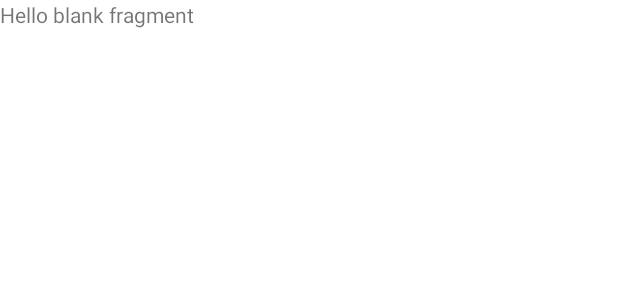
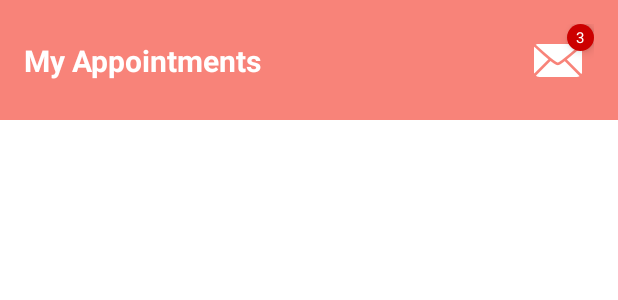
Before and after one commit to CrissNguyenKhanh/MyFinalProjectOfAndroid, an Android app: the layout fragment_notification_by_me.xml on its own in the app's theme, with its tools: preview values and no code run, on a phone screen of 412 x 824 dp. Shown: the top 300 px of the screen. Run offline under Robolectric (Android 15) with nearby library versions, the phone set to English and light mode, and no system bars.

Commit message:
change notification

```diff
--- a/app/src/main/res/layout/fragment_notification_by_me.xml
+++ b/app/src/main/res/layout/fragment_notification_by_me.xml
@@ -1,14 +1,75 @@
 <?xml version="1.0" encoding="utf-8"?>
 <androidx.constraintlayout.widget.ConstraintLayout xmlns:android="http://schemas.android.com/apk/res/android"
+    xmlns:app="http://schemas.android.com/apk/res-auto"
     xmlns:tools="http://schemas.android.com/tools"
     android:layout_width="match_parent"
     android:layout_height="match_parent"
     tools:context=".ui.fragments.notification.notificationByMeFragment">
 
-    <!-- TODO: Update blank fragment layout -->
-    <TextView
+    <!-- Header -->
+    <androidx.constraintlayout.widget.ConstraintLayout
+        android:id="@+id/headerLayout"
         android:layout_width="match_parent"
-        android:layout_height="match_parent"
-        android:text="@string/hello_blank_fragment" />
+        android:layout_height="wrap_content"
+        android:padding="16dp"
+        android:background="?attr/colorPrimary"
+        app:layout_constraintTop_toTopOf="parent">
+
+        <TextView
+            android:id="@+id/danhSachAppointment"
+            android:layout_width="0dp"
+            android:layout_height="wrap_content"
+            android:text="My Appointments"
+            android:textColor="@android:color/white"
+            android:textSize="20sp"
+            android:textStyle="bold"
+            app:layout_constraintStart_toStartOf="parent"
+            app:layout_constraintTop_toTopOf="parent"
+            app:layout_constraintBottom_toBottomOf="parent" />
+
+        <FrameLayout
+            android:id="@+id/notificationIconLayout"
+            android:layout_width="wrap_content"
+            android:layout_height="wrap_content"
+            app:layout_constraintEnd_toEndOf="parent"
+            app:layout_constraintTop_toTopOf="parent"
+            app:layout_constraintBottom_toBottomOf="parent">
+
+            <ImageButton
+                android:id="@+id/btnNotification"
+                android:layout_width="48dp"
+                android:layout_height="48dp"
+                android:background="?attr/selectableItemBackgroundBorderless"
+                android:src="@android:drawable/ic_dialog_email"
+                app:tint="@color/white" />
+
+            <!-- Badge -->
+            <TextView
+                android:id="@+id/badgeText"
+                android:layout_width="18dp"
+                android:layout_height="18dp"
+                android:layout_gravity="top|end"
+                android:background="@drawable/badge_background"
+                android:gravity="center"
+                android:text="3"
+                android:textColor="@android:color/white"
+                android:textSize="10sp"
+                android:visibility="visible"
+                android:elevation="4dp"
+                android:padding="1dp" />
+
+        </FrameLayout>
+
+    </androidx.constraintlayout.widget.ConstraintLayout>
+
+    <!-- RecyclerView hiển thị danh sách -->
+    <androidx.recyclerview.widget.RecyclerView
+        android:id="@+id/recyclerAppointments"
+        android:layout_width="match_parent"
+        android:layout_height="0dp"
+        android:padding="8dp"
+        app:layout_constraintTop_toBottomOf="@id/headerLayout"
+        app:layout_constraintBottom_toBottomOf="parent"
+        tools:listitem="@layout/item_appointment" />
 
 </androidx.constraintlayout.widget.ConstraintLayout>
```
Also changed, not shown: app/src/main/java/com/example/retrofitwrooom/adapter/appointmentAdapter.kt (+20 -7 lines), app/src/main/java/com/example/retrofitwrooom/ui/fragments/MainFragment.kt (+7 -1 lines), app/src/main/java/com/example/retrofitwrooom/ui/fragments/notification/notificationByMeFragment.kt (+46 -29 lines), app/src/main/res/navigation/news_nav_graph.xml (+51 -27 lines).
